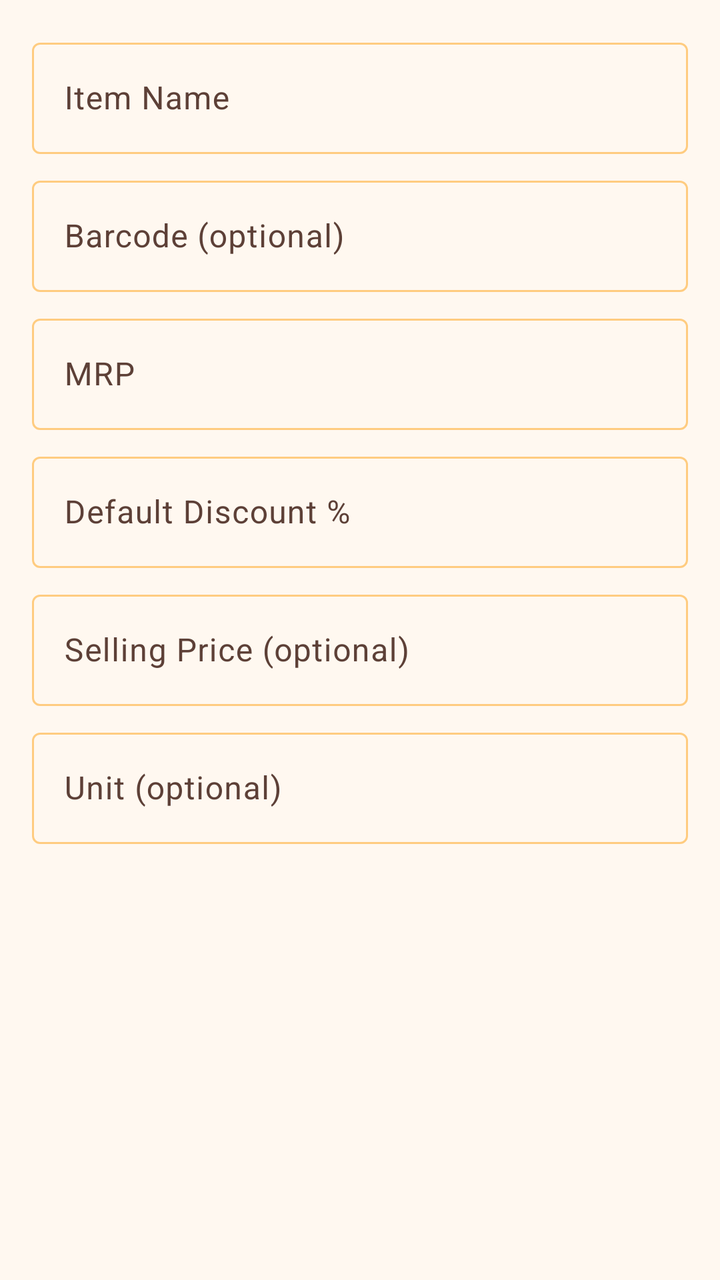
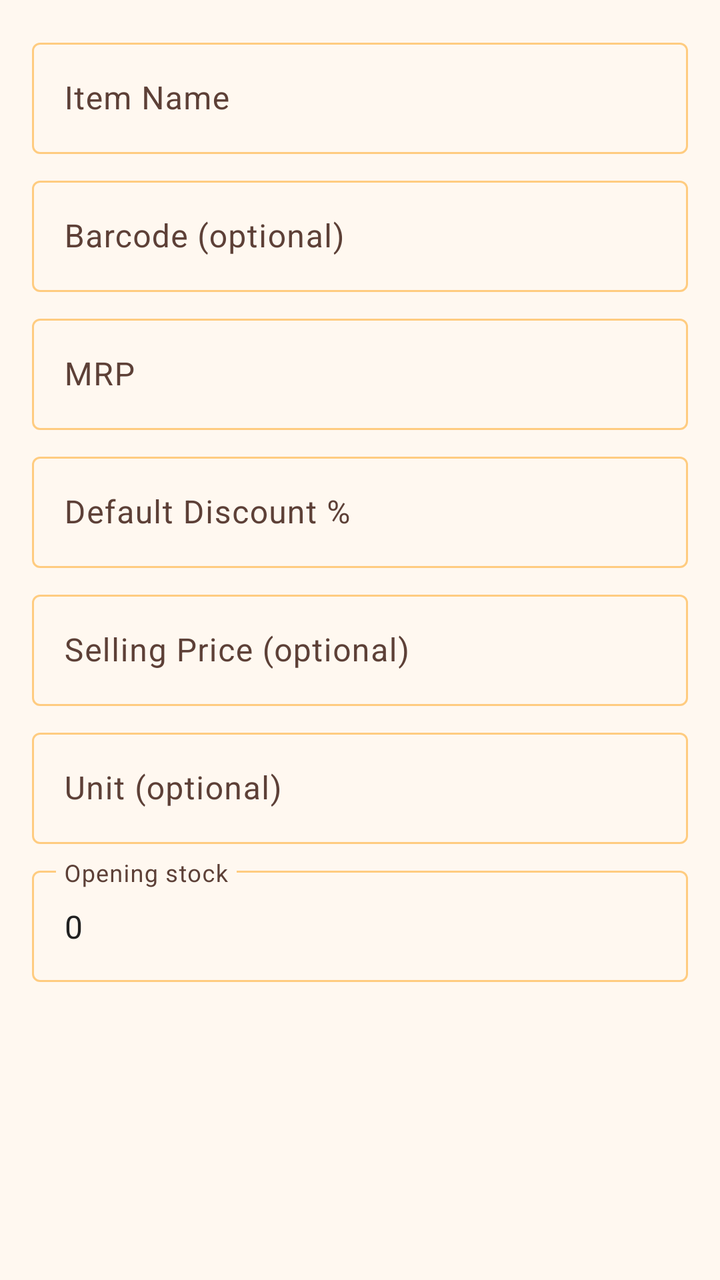

Screens rendered from an Android XML layout before and after an edit, with the pre-edit source and the edit as a unified diff.
<!-- AndroidManifest.xml: application theme Theme.VikrSaathi -->
<!-- res/layout/dialog_item_form.xml -->
<?xml version="1.0" encoding="utf-8"?>
<ScrollView xmlns:android="http://schemas.android.com/apk/res/android"
    android:layout_width="match_parent"
    android:layout_height="wrap_content">

    <LinearLayout
        android:layout_width="match_parent"
        android:layout_height="wrap_content"
        android:orientation="vertical"
        android:padding="16dp">

        <com.google.android.material.textfield.TextInputLayout
            android:layout_width="match_parent"
            android:layout_height="wrap_content"
            android:hint="@string/item_name">

            <com.google.android.material.textfield.TextInputEditText
                android:id="@+id/editItemName"
                android:layout_width="match_parent"
                android:layout_height="wrap_content"
                android:inputType="text" />
        </com.google.android.material.textfield.TextInputLayout>

        <com.google.android.material.textfield.TextInputLayout
            android:layout_width="match_parent"
            android:layout_height="wrap_content"
            android:layout_marginTop="8dp"
            android:hint="@string/barcode_optional">

            <com.google.android.material.textfield.TextInputEditText
                android:id="@+id/editItemBarcode"
                android:layout_width="match_parent"
                android:layout_height="wrap_content"
                android:inputType="text" />
        </com.google.android.material.textfield.TextInputLayout>

        <com.google.android.material.textfield.TextInputLayout
            android:layout_width="match_parent"
            android:layout_height="wrap_content"
            android:layout_marginTop="8dp"
            android:hint="@string/mrp">

            <com.google.android.material.textfield.TextInputEditText
                android:id="@+id/editItemMrp"
                android:layout_width="match_parent"
                android:layout_height="wrap_content"
                android:inputType="numberDecimal" />
        </com.google.android.material.textfield.TextInputLayout>

        <com.google.android.material.textfield.TextInputLayout
            android:layout_width="match_parent"
            android:layout_height="wrap_content"
            android:layout_marginTop="8dp"
            android:hint="@string/default_discount_percent">

            <com.google.android.material.textfield.TextInputEditText
                android:id="@+id/editItemDiscount"
                android:layout_width="match_parent"
                android:layout_height="wrap_content"
                android:inputType="numberDecimal" />
        </com.google.android.material.textfield.TextInputLayout>

        <com.google.android.material.textfield.TextInputLayout
            android:layout_width="match_parent"
            android:layout_height="wrap_content"
            android:layout_marginTop="8dp"
            android:hint="@string/selling_price_optional">

            <com.google.android.material.textfield.TextInputEditText
                android:id="@+id/editItemSellingPrice"
                android:layout_width="match_parent"
                android:layout_height="wrap_content"
                android:inputType="numberDecimal" />
        </com.google.android.material.textfield.TextInputLayout>

        <com.google.android.material.textfield.TextInputLayout
            android:layout_width="match_parent"
            android:layout_height="wrap_content"
            android:layout_marginTop="8dp"
            android:hint="@string/unit_optional">

            <com.google.android.material.textfield.TextInputEditText
                android:id="@+id/editItemUnit"
                android:layout_width="match_parent"
                android:layout_height="wrap_content"
                android:inputType="text" />
        </com.google.android.material.textfield.TextInputLayout>
    </LinearLayout>
</ScrollView>
<!-- resources referenced by this layout -->
<resources>
  <string name="barcode_optional">Barcode (optional)</string>
  <string name="default_discount_percent">Default Discount %</string>
  <string name="item_name">Item Name</string>
  <string name="mrp">MRP</string>
  <string name="selling_price_optional">Selling Price (optional)</string>
  <string name="unit_optional">Unit (optional)</string>
  <style name="Theme.VikrSaathi" parent="Theme.Material3.DayNight.NoActionBar">
          <item name="colorPrimary">@color/orange_primary</item>
          <item name="colorPrimaryDark">@color/orange_primary_dark</item>
          <item name="colorPrimaryVariant">@color/orange_primary_dark</item>
          <item name="colorOnPrimary">@color/orange_on_primary</item>
          <item name="colorSecondary">@color/orange_accent</item>
          <item name="colorSecondaryVariant">@color/orange_700</item>
          <item name="colorOnSecondary">@color/black</item>
          <item name="colorPrimaryContainer">@color/orange_100</item>
          <item name="colorOnPrimaryContainer">@color/orange_900</item>
          <item name="colorSurface">@color/surface_card</item>
          <item name="colorOnSurface">@color/text_primary_dark</item>
          <item name="colorSurfaceVariant">@color/orange_surface</item>
          <item name="colorOnSurfaceVariant">@color/text_secondary_dark</item>
          <item name="colorOutline">@color/stroke_default</item>
          <item name="colorOutlineVariant">@color/stroke_subtle</item>
          <item name="android:colorBackground">@color/orange_surface</item>
          <item name="android:statusBarColor">@color/orange_primary_dark</item>
          <item name="android:navigationBarColor">@color/orange_primary_dark</item>
          <item name="materialSwitchStyle">@style/VikrSaathiSwitch</item>
          <item name="materialButtonOutlinedStyle">@style/VikrSaathiOutlinedButton</item>
      </style>
  <color name="orange_primary">#F57C00</color>
  <color name="orange_primary_dark">#E65100</color>
  <color name="orange_on_primary">#FFFFFF</color>
  <color name="orange_accent">#FFB74D</color>
  <color name="orange_700">#F57C00</color>
  <color name="black">#FF000000</color>
  <color name="orange_100">#FFE0B2</color>
  <color name="orange_900">#E65100</color>
  <color name="surface_card">#FFFFFF</color>
  <color name="text_primary_dark">#212121</color>
  <color name="orange_surface">#FFF8F0</color>
  <color name="text_secondary_dark">#5D4037</color>
  <color name="stroke_default">@color/orange_200</color>
  <color name="stroke_subtle">@color/orange_100</color>
  <style name="VikrSaathiSwitch" parent="Widget.Material3.CompoundButton.MaterialSwitch">
          <item name="thumbTint">@color/switch_thumb_tint</item>
          <item name="trackTint">@color/switch_track_tint</item>
          <item name="trackDecorationTint">@color/switch_track_decoration_tint</item>
      </style>
  <style name="VikrSaathiOutlinedButton" parent="Widget.Material3.Button.OutlinedButton">
          <item name="android:textColor">@color/button_outlined_text</item>
          <item name="strokeColor">@color/button_outlined_stroke</item>
      </style>
  <color name="orange_200">#FFCC80</color>
</resources>

<!-- the commit's change to res/layout/dialog_item_form.xml (unified diff, before → after) -->
@@ -1,5 +1,6 @@
 <?xml version="1.0" encoding="utf-8"?>
 <ScrollView xmlns:android="http://schemas.android.com/apk/res/android"
+    xmlns:app="http://schemas.android.com/apk/res-auto"
     android:layout_width="match_parent"
     android:layout_height="wrap_content">
 
@@ -85,5 +86,37 @@
                 android:layout_height="wrap_content"
                 android:inputType="text" />
         </com.google.android.material.textfield.TextInputLayout>
+
+        <com.google.android.material.textfield.TextInputLayout
+            android:id="@+id/layoutOpeningStock"
+            android:layout_width="match_parent"
+            android:layout_height="wrap_content"
+            android:layout_marginTop="8dp"
+            android:hint="@string/opening_stock">
+
+            <com.google.android.material.textfield.TextInputEditText
+                android:id="@+id/editOpeningStock"
+                android:layout_width="match_parent"
+                android:layout_height="wrap_content"
+                android:inputType="number"
+                android:text="0" />
+        </com.google.android.material.textfield.TextInputLayout>
+
+        <TextView
+            android:id="@+id/textCurrentStock"
+            android:layout_width="match_parent"
+            android:layout_height="wrap_content"
+            android:layout_marginTop="12dp"
+            android:textAppearance="?attr/textAppearanceBodyMedium"
+            android:visibility="gone" />
+
+        <com.google.android.material.button.MaterialButton
+            android:id="@+id/buttonAdjustStock"
+            style="@style/Widget.Material3.Button.OutlinedButton"
+            android:layout_width="match_parent"
+            android:layout_height="wrap_content"
+            android:layout_marginTop="8dp"
+            android:text="@string/adjust_stock"
+            android:visibility="gone" />
     </LinearLayout>
 </ScrollView>
<!-- resource entries referenced after the edit -->
@@ -1,9 +1,11 @@
 <!-- resources referenced by this layout -->
 <resources>
+  <string name="adjust_stock">Adjust stock</string>
   <string name="barcode_optional">Barcode (optional)</string>
   <string name="default_discount_percent">Default Discount %</string>
   <string name="item_name">Item Name</string>
   <string name="mrp">MRP</string>
+  <string name="opening_stock">Opening stock</string>
   <string name="selling_price_optional">Selling Price (optional)</string>
   <string name="unit_optional">Unit (optional)</string>
   <style name="Theme.VikrSaathi" parent="Theme.Material3.DayNight.NoActionBar">
